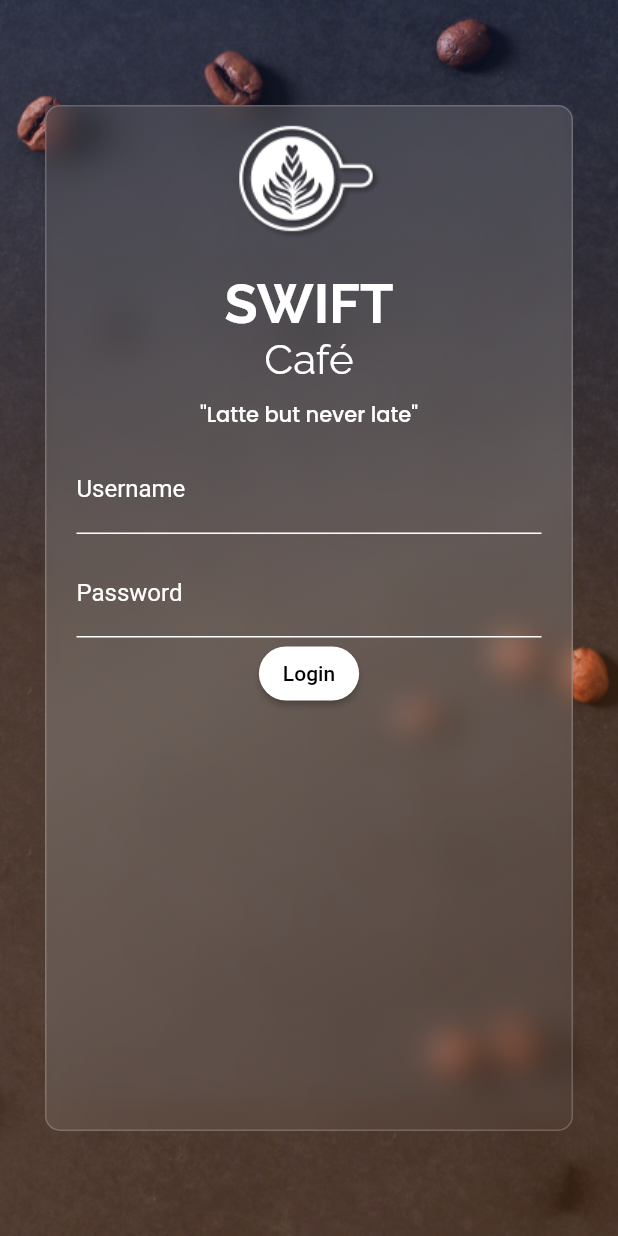
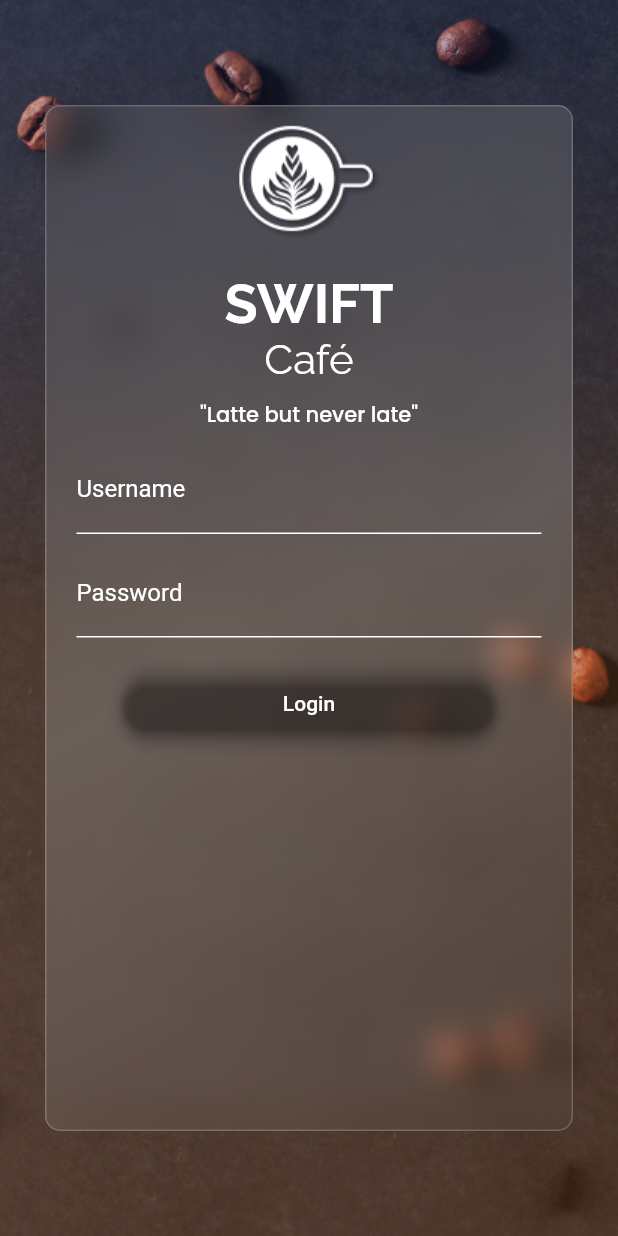
Before and after one commit to sxjal/ShoppingApp, a Flutter app: the screen it shows after launch, on a phone screen of 412 x 824 dp. Run offline on Flutter 3.47's test engine with Material 2 defaults, Android fonts, the phone set to English and light mode, and no system bars; our stand-ins replace drop_shadow, google_fonts.

Commit message:
button decoration

```diff
--- a/lib/screens/loginscreen.dart
+++ b/lib/screens/loginscreen.dart
@@ -183,13 +183,42 @@ class LoginScreen extends StatelessWidget {
                               ),
                             ),
                           ),
-                          ElevatedButton(onPressed: (){}, child: Text("Login"),style: ElevatedButton.styleFrom(
-                            primary: Colors.white,
-                            onPrimary: Colors.black,
-                            shape: RoundedRectangleBorder(
-                              borderRadius: BorderRadius.circular(32.0),
+                          const SizedBox(
+                            height: 10,
+                          ),
+                          Padding(
+                            padding: const EdgeInsets.symmetric(
+                              horizontal: 50.0,
+                              vertical: 10,
                             ),
-                          ),),
+                            child: SizedBox(
+                              width: double.infinity,
+                              child: DecoratedBox(
+                                decoration: BoxDecoration(
+                                  borderRadius: BorderRadius.circular(20.0),
+                                  boxShadow: [
+                                    BoxShadow(
+                                      color: Colors.black.withOpacity(0.2),
+                                      spreadRadius: 1,
+                                      blurRadius: 7,
+                                      offset: const Offset(0, 3),
+                                    ),
+                                  ],
+                                ),
+                                child: ElevatedButton(
+                                  onPressed: () {},
+                                  style: ElevatedButton.styleFrom(
+                                    backgroundColor: Colors.transparent,
+                                    foregroundColor: Colors.white,
+                                    shape: RoundedRectangleBorder(
+                                      borderRadius: BorderRadius.circular(20.0),
+                                    ),
+                                  ),
+                                  child: Text("Login"),
+                                ),
+                              ),
+                            ),
+                          ),
                           //Text("sajal"),
                         ],
                       ),
```
